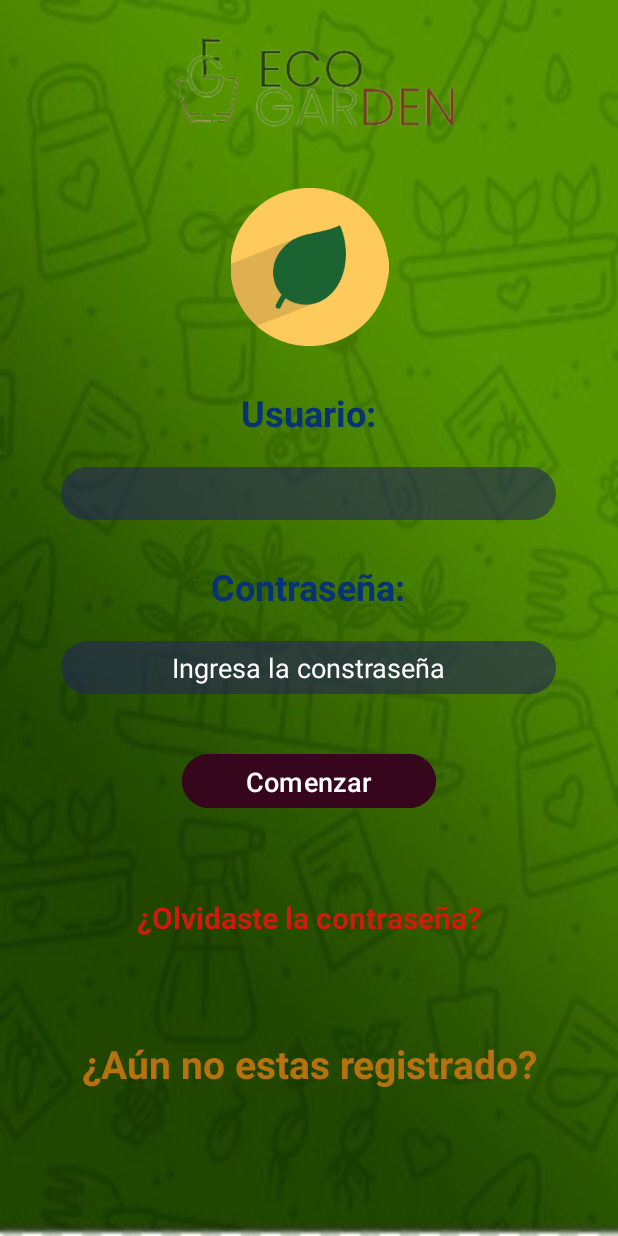
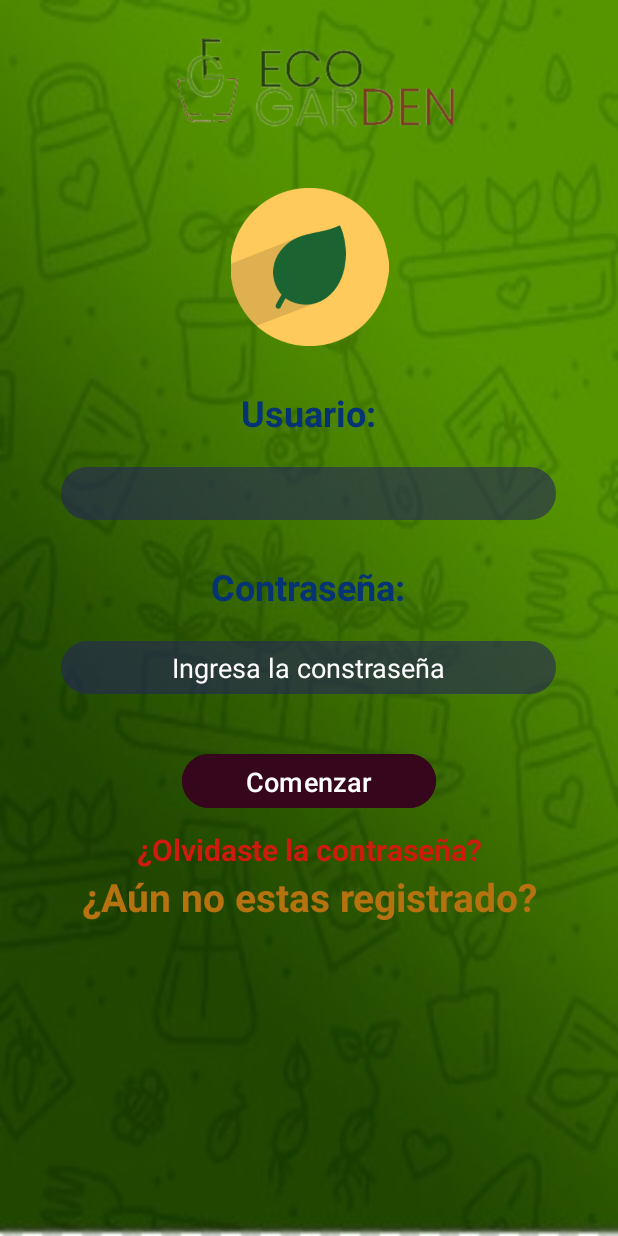
Before and after one commit to JavierElecDev/EcoGarden_G5, an Android app: the screen it shows after launch (Login), on a phone screen of 412 x 824 dp. Run offline under Robolectric (Android 15) with nearby library versions, the phone set to English and light mode, and no system bars; our stand-ins replace Firebase (no records; nobody signed in at launch, a user with empty details on screens opened directly).

Commit message:
Se arregla el erro del login, ya se puede registrar cualquier persona con el correo, se ajustan ventanas temporalmente mientrasarreglo lo del teclado.

```diff
--- a/app/src/main/java/com/example/ecogardenapp2/RegistroUsuario.java
+++ b/app/src/main/java/com/example/ecogardenapp2/RegistroUsuario.java
@@ -72,7 +72,7 @@ public class RegistroUsuario extends AppCompatActivity {
 
                 if(comprobacionPaso2){
                     Toast.makeText(RegistroUsuario.this, "Comprobcion Correcta puede continuar...", Toast.LENGTH_LONG).show();
-                    int telefonocontacto = Integer.parseInt(telefono);
+                    long telefonocontacto = Long.parseLong(telefono);
                     String ciudadIngresada = String.valueOf(ciudades.getSelectedItem());
 
                     datosTemporales.almacenarDatos(nombres,apellidos,ciudadIngresada,direccion,
--- a/app/src/main/java/com/example/ecogardenapp2/TerminosCondiciones.java
+++ b/app/src/main/java/com/example/ecogardenapp2/TerminosCondiciones.java
@@ -41,10 +41,9 @@ public class TerminosCondiciones extends AppCompatActivity {
                     Toast.makeText(TerminosCondiciones.this, "Debes aceptar las condiciones", Toast.LENGTH_SHORT).show();
                 }else if(condiciones.isChecked()){
                     Toast.makeText(TerminosCondiciones.this, "Debes aceptar los terminos", Toast.LENGTH_SHORT).show();
+                } else if (!(terminos.isChecked() && condiciones.isChecked())) {
+                    Toast.makeText(TerminosCondiciones.this, "Debes aceptar los terminos y las condiciones!!!", Toast.LENGTH_SHORT).show();
                 }
-
-               /* Intent continuarActividad = new Intent(TerminosCondiciones.this, Registro3Usuario.class);
-                startActivity(continuarActividad);*/
 
             }
         });
--- a/app/src/main/java/com/example/ecogardenapp2/clasesLogReg/DatosRegistro.java
+++ b/app/src/main/java/com/example/ecogardenapp2/clasesLogReg/DatosRegistro.java
@@ -35,12 +35,12 @@ public class DatosRegistro implements Serializable {
     FirebaseAuth mAuth;
     private String nombres, apellidos, ciudad, direccion;
     private String correoElectronico, password;
-    private int telefono;
+    private long telefono;
     public boolean exito;
 
     public void almacenarDatos(String nombresTemp, String apellidosTemp, String ciudadTemp,
                                String direccionTemp, String correoETemp, String passTemp,
-                               int telefonoTemp){
+                               long telefonoTemp){
         this.nombres = nombresTemp;
         this.apellidos = apellidosTemp;
         this.ciudad = ciudadTemp;
--- a/app/src/main/res/layout/activity_login.xml
+++ b/app/src/main/res/layout/activity_login.xml
@@ -7,6 +7,12 @@
     tools:context=".Login"
     android:background="@drawable/fondo_pantallas_principal">
 
+    <ScrollView
+        android:layout_width="match_parent"
+        android:layout_height="wrap_content">
+        <androidx.constraintlayout.widget.ConstraintLayout
+            android:layout_width="match_parent"
+            android:layout_height="wrap_content">
             <Button
                 android:id="@+id/log_comenzar"
                 android:layout_width="169dp"
@@ -126,5 +132,7 @@
                 app:layout_constraintHorizontal_bias="0.496"
                 app:layout_constraintStart_toStartOf="parent"
                 app:layout_constraintTop_toBottomOf="@+id/textView2" />
+        </androidx.constraintlayout.widget.ConstraintLayout>
+    </ScrollView>
 
 </androidx.constraintlayout.widget.ConstraintLayout>
```
Also changed, not shown: app/src/main/java/com/example/ecogardenapp2/Registro3Usuario.java (deleted, +0 -40 lines), app/src/main/res/layout/activity_registro3_usuario.xml (deleted, +0 -37 lines), app/src/main/res/layout/activity_registro_usuario.xml (+12 -0 lines). Lines whose indentation alone changed are shown as unchanged.
